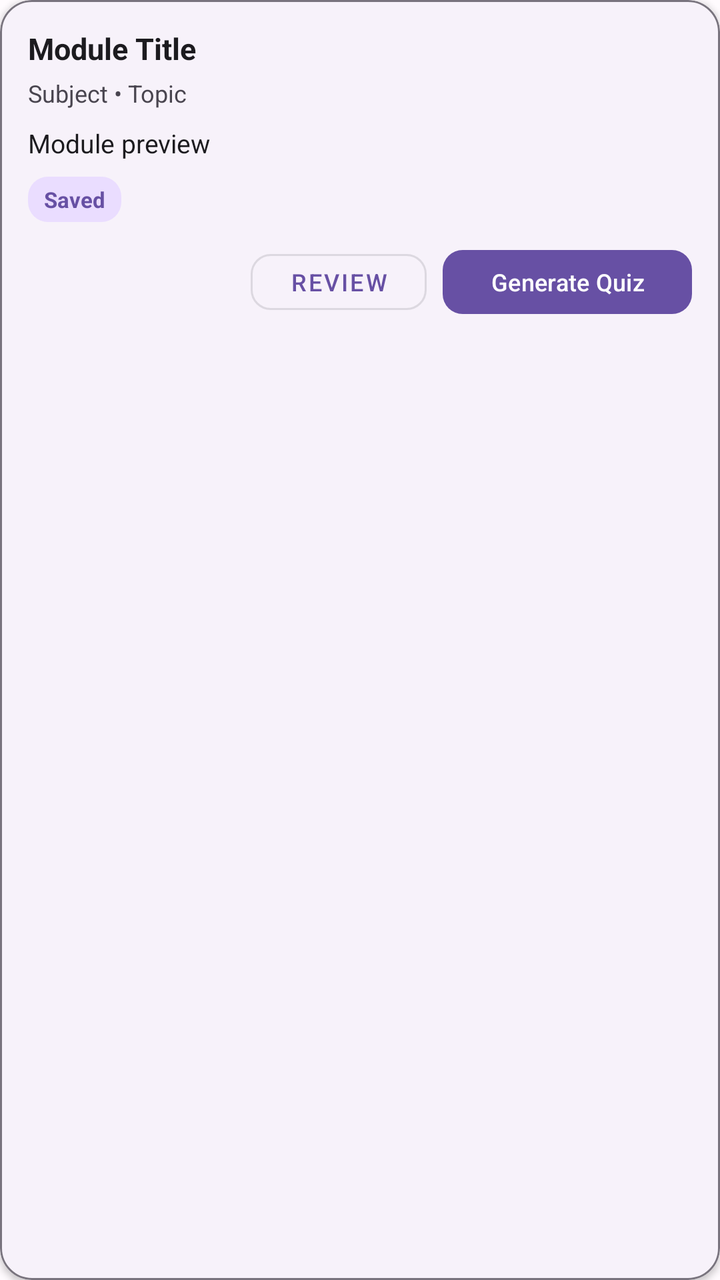
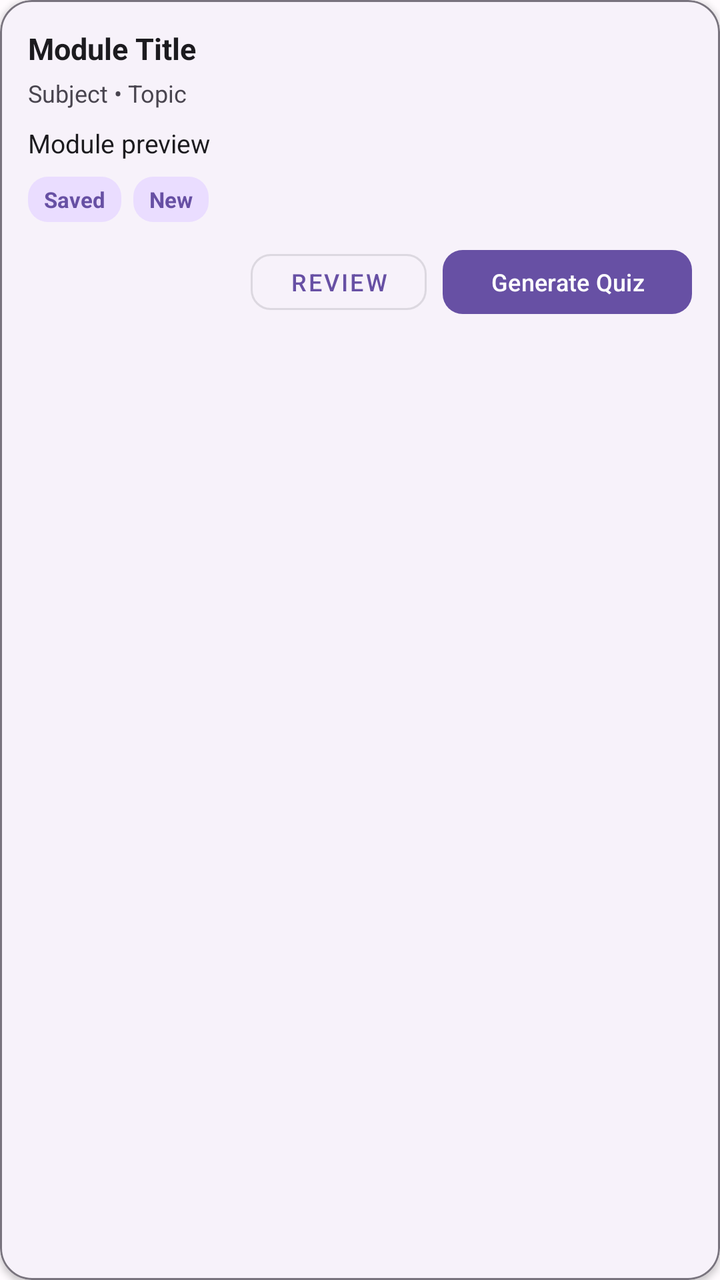

Compare the two renders of this Android layout. The source of the first and the diff that turns it into the second are given below.
<!-- AndroidManifest.xml: application theme Theme.StudySyncproject -->
<!-- res/layout/item_study_module.xml -->
<?xml version="1.0" encoding="utf-8"?>
<com.google.android.material.card.MaterialCardView
    xmlns:android="http://schemas.android.com/apk/res/android"
    xmlns:app="http://schemas.android.com/apk/res-auto"
    style="@style/Widget.StudySync.Card.Surface"
    android:layout_width="match_parent"
    android:layout_height="wrap_content"
    android:layout_marginBottom="10dp">

    <LinearLayout
        android:layout_width="match_parent"
        android:layout_height="wrap_content"
        android:orientation="vertical"
        android:padding="14dp">

        <TextView
            android:id="@+id/tv_module_title"
            android:layout_width="match_parent"
            android:layout_height="wrap_content"
            android:text="Module Title"
            android:textColor="@color/text_primary"
            android:textSize="15sp"
            android:textStyle="bold" />

        <TextView
            android:id="@+id/tv_module_meta"
            android:layout_width="match_parent"
            android:layout_height="wrap_content"
            android:layout_marginTop="4dp"
            android:text="Subject • Topic"
            android:textColor="@color/text_secondary"
            android:textSize="12sp" />

        <TextView
            android:id="@+id/tv_module_description"
            android:layout_width="match_parent"
            android:layout_height="wrap_content"
            android:layout_marginTop="8dp"
            android:ellipsize="end"
            android:maxLines="2"
            android:text="Module preview"
            android:textColor="@color/text_primary"
            android:textSize="13sp" />

        <TextView
            android:id="@+id/tv_module_source"
            android:layout_width="wrap_content"
            android:layout_height="wrap_content"
            android:layout_marginTop="8dp"
            android:paddingStart="8dp"
            android:paddingTop="4dp"
            android:paddingEnd="8dp"
            android:paddingBottom="4dp"
            android:text="Saved"
            android:textColor="@color/primary"
            android:textSize="11sp"
            android:textStyle="bold"
            android:background="@drawable/bg_chip_surface" />

        <LinearLayout
            android:layout_width="match_parent"
            android:layout_height="wrap_content"
            android:layout_marginTop="10dp"
            android:gravity="end"
            android:orientation="horizontal">

            <com.google.android.material.button.MaterialButton
                android:id="@+id/btn_review_module"
                style="@style/Widget.StudySync.Button.Outlined"
                android:layout_width="wrap_content"
                android:layout_height="40dp"
                android:text="Review"
                android:textSize="12sp"
                app:cornerRadius="10dp" />

            <com.google.android.material.button.MaterialButton
                android:id="@+id/btn_generate_quiz_from_module"
                style="@style/Widget.StudySync.Button.Primary"
                android:layout_width="wrap_content"
                android:layout_height="40dp"
                android:layout_marginStart="8dp"
                android:text="Generate Quiz"
                android:textColor="@color/on_primary"
                android:textSize="12sp"
                app:backgroundTint="@color/primary"
                app:cornerRadius="10dp" />
        </LinearLayout>

    </LinearLayout>

</com.google.android.material.card.MaterialCardView>
<!-- resources referenced by this layout -->
<resources>
  <color name="on_primary">#FFFFFF</color>
  <color name="primary">#6750A4</color>
  <color name="text_primary">#1C1B1F</color>
  <color name="text_secondary">#49454F</color>
  <!-- drawable bg_chip_surface (drawable) -->
  <?xml version="1.0" encoding="utf-8"?>
  <shape xmlns:android="http://schemas.android.com/apk/res/android" android:shape="rectangle">
      <corners android:radius="10dp" />
      <solid android:color="@color/primary_container" />
  </shape>
  <style name="Widget.StudySync.Button.Outlined" parent="Widget.MaterialComponents.Button.OutlinedButton">
          <item name="android:layout_height">@dimen/button_height</item>
          <item name="cornerRadius">@dimen/radius_md</item>
      </style>
  <style name="Widget.StudySync.Button.Primary" parent="Widget.Material3.Button">
          <item name="android:layout_height">@dimen/button_height</item>
          <item name="cornerRadius">@dimen/radius_md</item>
          <item name="backgroundTint">@color/primary</item>
          <item name="android:textColor">@color/on_primary</item>
      </style>
  <style name="Widget.StudySync.Card.Surface" parent="Widget.Material3.CardView.Elevated">
          <item name="cardCornerRadius">@dimen/radius_lg</item>
          <item name="cardElevation">2dp</item>
          <item name="strokeColor">@color/outline</item>
          <item name="strokeWidth">1dp</item>
      </style>
  <style name="Theme.StudySyncproject" parent="Base.Theme.StudySyncproject" />
  <color name="primary_container">#EADDFF</color>
  <dimen name="button_height">52dp</dimen>
  <dimen name="radius_md">12dp</dimen>
  <dimen name="radius_lg">16dp</dimen>
  <color name="outline">#79747E</color>
  <style name="Base.Theme.StudySyncproject" parent="Theme.Material3.DayNight.NoActionBar">
          <item name="colorPrimary">@color/primary</item>
          <item name="colorOnPrimary">@color/on_primary</item>
          <item name="colorSecondary">@color/secondary</item>
          <item name="colorOnSecondary">@color/on_secondary</item>
          <item name="colorSurface">@color/surface</item>
          <item name="android:colorBackground">@color/background</item>
          <item name="colorError">@color/error</item>
          <item name="colorPrimaryDark">@color/primary_dark</item>
      </style>
  <color name="secondary">#625B71</color>
  <color name="on_secondary">#FFFFFF</color>
  <color name="surface">#FFFBFE</color>
  <color name="background">#FFFBFE</color>
  <color name="error">#B3261E</color>
  <color name="primary_dark">#4F378B</color>
</resources>

<!-- the commit's change to res/layout/item_study_module.xml (unified diff, before → after) -->
@@ -42,20 +42,42 @@
             android:textColor="@color/text_primary"
             android:textSize="13sp" />
 
-        <TextView
-            android:id="@+id/tv_module_source"
+        <LinearLayout
             android:layout_width="wrap_content"
             android:layout_height="wrap_content"
             android:layout_marginTop="8dp"
-            android:paddingStart="8dp"
-            android:paddingTop="4dp"
-            android:paddingEnd="8dp"
-            android:paddingBottom="4dp"
-            android:text="Saved"
-            android:textColor="@color/primary"
-            android:textSize="11sp"
-            android:textStyle="bold"
-            android:background="@drawable/bg_chip_surface" />
+            android:gravity="center_vertical"
+            android:orientation="horizontal">
+
+            <TextView
+                android:id="@+id/tv_module_source"
+                android:layout_width="wrap_content"
+                android:layout_height="wrap_content"
+                android:paddingStart="8dp"
+                android:paddingTop="4dp"
+                android:paddingEnd="8dp"
+                android:paddingBottom="4dp"
+                android:text="Saved"
+                android:textColor="@color/primary"
+                android:textSize="11sp"
+                android:textStyle="bold"
+                android:background="@drawable/bg_chip_surface" />
+
+            <TextView
+                android:id="@+id/tv_module_progression"
+                android:layout_width="wrap_content"
+                android:layout_height="wrap_content"
+                android:layout_marginStart="6dp"
+                android:paddingStart="8dp"
+                android:paddingTop="4dp"
+                android:paddingEnd="8dp"
+                android:paddingBottom="4dp"
+                android:text="New"
+                android:textColor="@color/primary"
+                android:textSize="11sp"
+                android:textStyle="bold"
+                android:background="@drawable/bg_chip_surface" />
+        </LinearLayout>
 
         <LinearLayout
             android:layout_width="match_parent"
